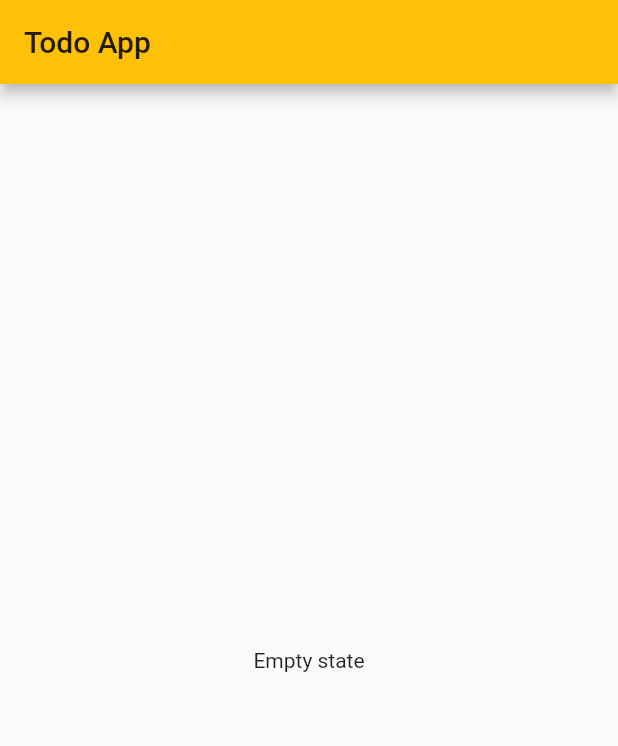
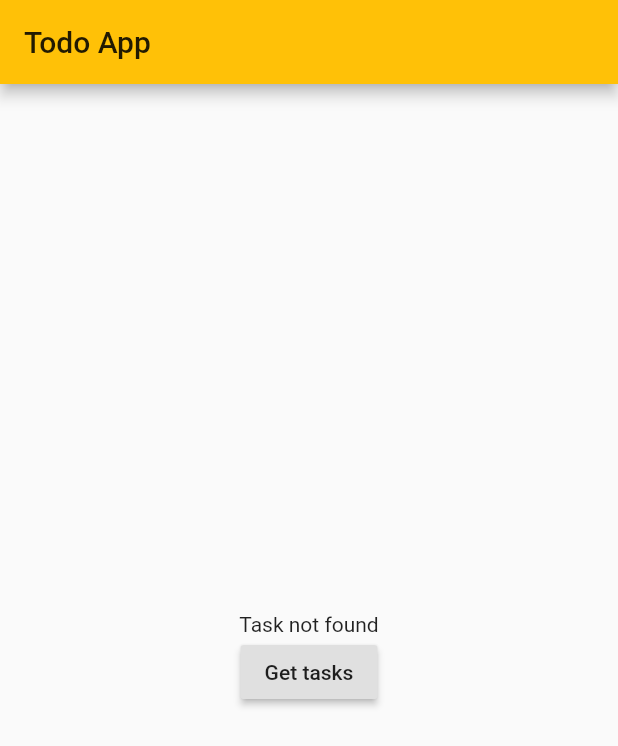
Before and after one commit to daohassane/Flutter_Todo_App, a Flutter app: the screen it shows after launch, on a phone screen of 412 x 824 dp. Shown: the top 746 px of the screen. Run offline on Flutter 3.47's test engine with Material 2 defaults, Android fonts, the phone set to English and light mode, and no system bars; our stand-ins replace bloc, dartz, data_connection_checker, equatable, flutter_bloc, get_it and 1 more.

Commit message:
First commit

```diff
--- a/lib/features/todo_app/data/models/todo_model.dart
+++ b/lib/features/todo_app/data/models/todo_model.dart
@@ -3,7 +3,7 @@ import 'package:meta/meta.dart';
 
 class TodoModel extends Todo {
   TodoModel({
-    @required int id,
+    int id,
     @required int userId,
     @required String title,
     @required bool completed,
--- a/lib/features/todo_app/presentation/bloc/todo_bloc.dart
+++ b/lib/features/todo_app/presentation/bloc/todo_bloc.dart
@@ -85,10 +85,10 @@ class TodoBloc extends Bloc<TodoEvent, TodoState> {
   }
 
   Stream<TodoState> _eitherNoParamsLoadedOrErrorState(
-      Either<Faillure, List<Todo>> failureOrTodo) async* {
-    yield failureOrTodo.fold(
+      Either<Faillure, List<Todo>> failureOrTodos) async* {
+    yield failureOrTodos.fold(
       (failure) => Error(message: _mapFailureToMessage(failure)),
-      (todos) => TodosLoaded(todos),
+      (todos) => TodosLoaded(todos: todos),
     );
   }
 
--- a/lib/features/todo_app/presentation/bloc/todo_state.dart
+++ b/lib/features/todo_app/presentation/bloc/todo_state.dart
@@ -18,7 +18,7 @@ class Loaded extends TodoState {
 class TodosLoaded extends TodoState {
   final List<Todo> todos;
 
-  TodosLoaded([this.todos = const []]) : super([todos]);
+  TodosLoaded({@required this.todos}) : super([todos]);
 }
 
 class Error extends TodoState {
--- a/lib/features/todo_app/presentation/pages/todo_page.dart
+++ b/lib/features/todo_app/presentation/pages/todo_page.dart
@@ -1,6 +1,7 @@
 import 'package:flutter/material.dart';
 import 'package:flutter_bloc/flutter_bloc.dart';
-import 'package:todo_app/features/todo_app/presentation/widgets/todo_list_widget.dart';
+import 'package:todo_app/features/todo_app/presentation/widgets/detail_widget.dart';
+import 'package:todo_app/features/todo_app/presentation/widgets/empty_widget.dart';
 
 import '../../../../injection_container.dart';
 import '../bloc/todo_bloc.dart';
@@ -51,16 +52,16 @@ class TodoPageView extends StatelessWidget {
       child: Container(
         child: BlocBuilder<TodoBloc, TodoState>(
           builder: (context, state) {
+            print(state);
             if (state is Empty) {
-              return Center(
-                child: Container(
-                  child: Text('Empty state'),
-                ),
-              );
+              return EmptyState();
             } else if (state is Loading) {
               return LoadingWidget();
-            } else if (state is TodosLoaded) {
-              return TodoListWidget(todos: state.todos);
+            } else if (state is Loaded) {
+              print(state.todo);
+              return DetailView(
+                todo: state.todo,
+              );
             } else if (state is Error) {
               return Center(
                 child: Container(
--- /dev/null
+++ b/lib/features/todo_app/presentation/widgets/empty_widget.dart
@@ -0,0 +1,32 @@
+import 'package:flutter/material.dart';
+import 'package:flutter_bloc/flutter_bloc.dart';
+import 'package:todo_app/features/todo_app/presentation/bloc/todo_bloc.dart';
+
+class EmptyState extends StatefulWidget {
+  EmptyState({Key key}) : super(key: key);
+
+  @override
+  _EmptyStateState createState() => _EmptyStateState();
+}
+
+class _EmptyStateState extends State<EmptyState> {
+  @override
+  Widget build(BuildContext context) {
+    return Center(
+      child: Column(
+        mainAxisAlignment: MainAxisAlignment.center,
+        children: [
+          Text('Task not found'),
+          RaisedButton(
+            onPressed: dispatchTasks,
+            child: Text('Get tasks'),
+          ),
+        ],
+      ),
+    );
+  }
+
+  void dispatchTasks() {
+    BlocProvider.of<TodoBloc>(context).dispatch(ShowForTodo('2'));
+  }
+}
```
Also changed, not shown: lib/features/todo_app/data/datasources/todo_remote_data_source.dart (+21 -10 lines), lib/features/todo_app/presentation/widgets/detail_widget.dart (added, +14 -0 lines), 2 other files.
